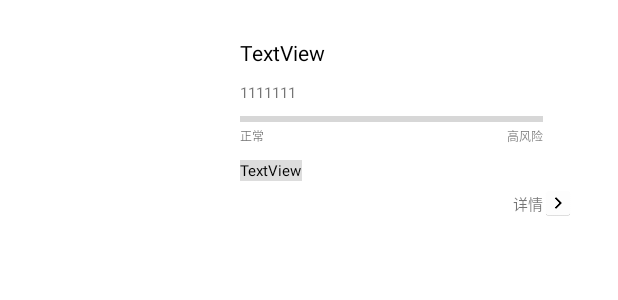
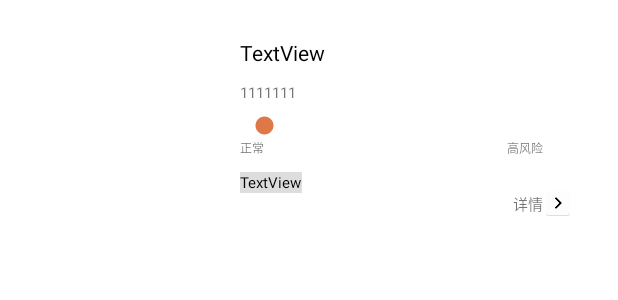
Before and after one commit to zhangxirui-1997/LUCKY.-ZHANG, an Android app: the layout record_detail_item_layout.xml on its own in the app's theme, with its tools: preview values and no code run, on a phone screen of 412 x 824 dp. Shown: the top 300 px of the screen. Run offline under Robolectric (Android 15) with nearby library versions, the phone set to English and light mode, and no system bars.

```diff
--- a/app/src/main/res/drawable-v24/progressbar_bg.xml
+++ b/app/src/main/res/drawable-v24/progressbar_bg.xml
@@ -2,7 +2,7 @@
 <layer-list xmlns:android="http://schemas.android.com/apk/res/android">
     <!--  设置背景色  -->
     <item android:id="@android:id/background"
-        android:drawable="@color/color_White">
+        android:drawable="@color/air">
     </item>
 
     <!--  设置进度条颜色  -->
@@ -12,7 +12,7 @@
 
                 <gradient
 
-                    android:startColor="@color/color_errorRed" />
+                    android:startColor="@color/air" />
             </shape>
         </clip>
     </item>
--- /dev/null
+++ b/app/src/main/res/drawable/seekbar_bg.xml
@@ -0,0 +1,27 @@
+<?xml version="1.0" encoding="utf-8"?>
+<layer-list xmlns:android="http://schemas.android.com/apk/res/android">
+    <item android:id="@android:id/background">
+        <shape>
+            <corners android:radius="5dp"/>
+            <solid android:color="#0011ce33"/>
+        </shape>
+    </item>
+
+    <item android:id="@android:id/secondaryProgress">
+        <clip>
+            <shape>
+                <corners android:radius="5dp"/>
+                <solid android:color="#0011ce33"/>
+            </shape>
+        </clip>
+    </item>
+
+    <item android:id="@android:id/progress">
+        <clip>
+            <shape>
+                <corners android:radius="5dp"/>
+                <solid android:color="#00000000" />
+            </shape>
+        </clip>
+    </item>
+</layer-list>
--- a/app/src/main/res/layout/record_detail_item_layout.xml
+++ b/app/src/main/res/layout/record_detail_item_layout.xml
@@ -73,16 +73,21 @@
                 android:text="1111111"
                 android:textSize="10sp" />
 
-            <ProgressBar
+
+
+
+            <SeekBar
                 android:id="@+id/progressBar2"
-                style="?android:attr/progressBarStyleHorizontal"
                 android:layout_width="match_parent"
-                android:layout_height="10dp"
+                android:layout_height="wrap_content"
                 android:layout_below="@+id/textView9"
                 android:layout_marginTop="30dp"
                 android:layout_marginRight="30dp"
-                android:background="@drawable/progressbar_bg"
+                android:progressDrawable="@drawable/seekbar_bg"
                 android:max="90" />
+
+
+
 
             <ImageView
                 android:id="@+id/imageView9"
--- a/app/src/main/res/values/colors.xml
+++ b/app/src/main/res/values/colors.xml
@@ -9,6 +9,7 @@
     <color name="color_donotrememberPassword">#2D79FA</color>
     <color name="color_gray">#DDDDDD</color>
     <color name="color_menu_backcolor">#FFFFFF</color>
+    <color name="air">#00000000</color>
 
     <color name="color_normal">#1F6FB5</color>
     <color name="color_healthyGreen">#55A005</color>
```
Also changed, not shown: app/src/main/java/LoginAndRegister/RegisterActivity.java (+24 -0 lines), app/src/main/java/SomeTools/MyReportDetailListAdapter.java (+6 -4 lines), app/src/main/res/drawable-v24/seekbar_circle.xml (added, +34 -0 lines), app/src/main/res/layout/record_item_layout.xml (added, +99 -0 lines).
